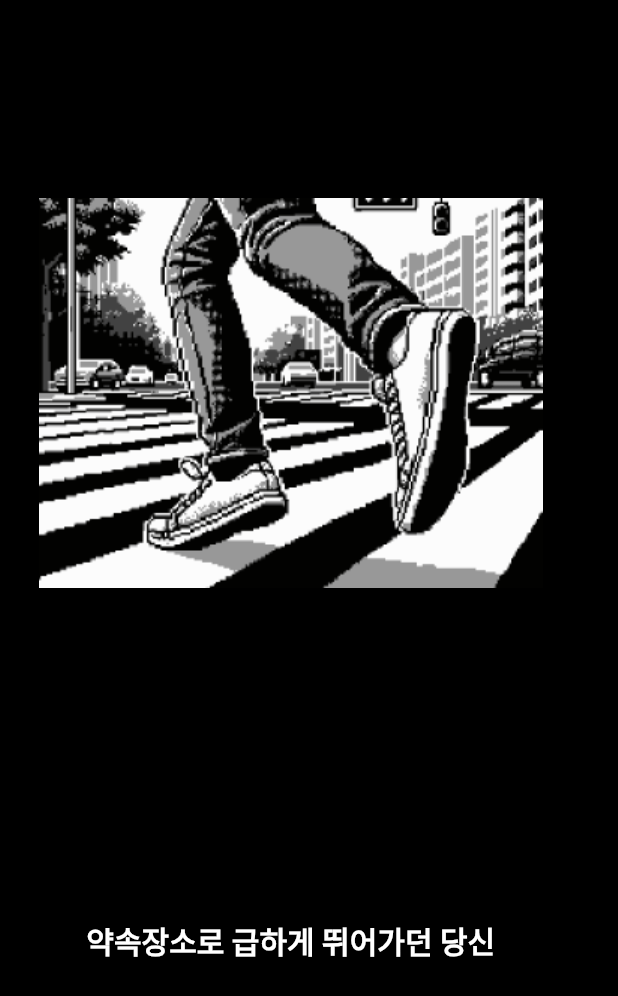
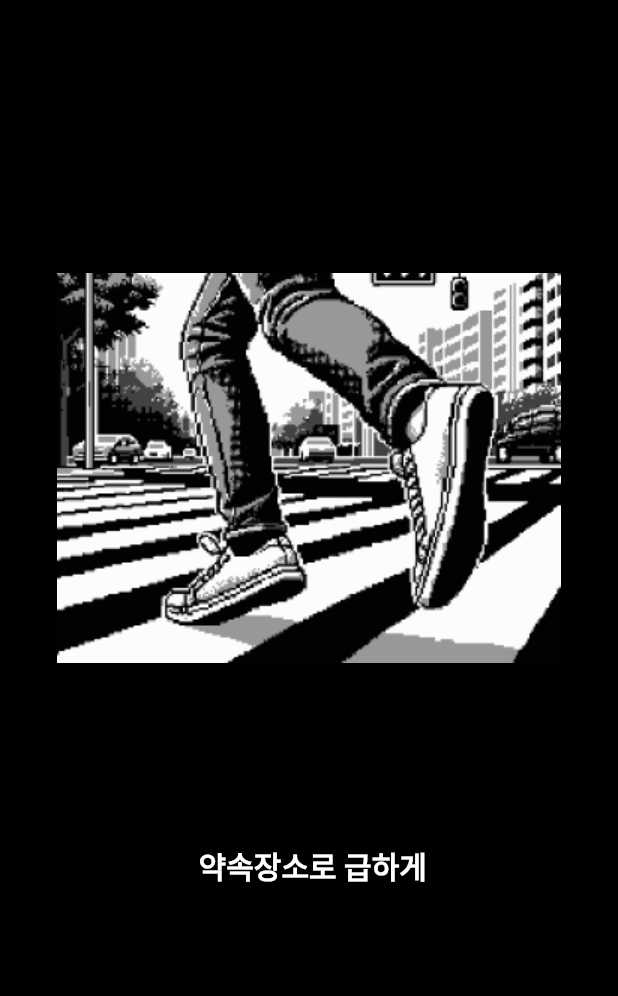
Before and after one commit to lojo0307/KingMaker, a Flutter app: the screen it shows after launch, after a tap on "구글 로그인", on a phone screen of 412 x 824 dp. Shown: the top 996 px of the screen. Run offline on Flutter 3.47's test engine with Material 2 defaults, Android fonts, the phone set to English and light mode, and no system bars; drawn by our look-alikes of animated_text_kit; our stand-ins replace persistent_bottom_nav_bar, social_login_buttons.

Commit message:
:zap: feat: 스토리페이지 완료

```diff
--- /dev/null
+++ b/frontend/kingmaker/lib/page/story/story_page.dart
@@ -0,0 +1,95 @@
+import 'dart:async';
+
+import 'package:flutter/material.dart';
+import 'package:kingmaker/page/signup_page.dart';
+
+class StoryPage extends StatefulWidget {
+  const StoryPage({super.key});
+
+  @override
+  State<StoryPage> createState() => _StoryPageState();
+}
+
+class _StoryPageState extends State<StoryPage> {
+  List<String> imgList = ["assets/signup/story1.png", "assets/signup/story2.png", "assets/signup/story3.png"];
+  List<String> storyList = [
+    " 약속장소로 급하게 뛰어가던 당신 ",
+    " 핸들이 고장난 8t 트럭에 부딪히는데... ",
+    "눈을 뜬 당신 앞에 등장한 여신...",
+    '이세계에 가서 규칙적인 삶을 산다면...',
+    '너는 왕이 될 것이다!'];
+  int imgIdx = 0;
+  int storyIdx = 0;
+  int idx = 0;
+  String viewString = "";
+  late Timer _timer;
+  @override
+  void initState() {
+    super.initState();
+    roof();
+  }
+  @override
+  Widget build(BuildContext context) {
+    return Scaffold(
+      backgroundColor: Colors.black,
+      body:GestureDetector(
+        behavior: HitTestBehavior.translucent,
+        onTap: () {clickPage();},
+        child: Column(
+          mainAxisAlignment: MainAxisAlignment.center,
+          children: <Widget>[
+            Container(height: 100),
+            Image(image: AssetImage(imgList[imgIdx]), height: 300),
+            Container(height: 100),
+            SizedBox(
+              height: 100,
+              child: Text(
+                viewString,
+                style: TextStyle(
+                  fontSize: 20,
+                  fontWeight: FontWeight.bold,
+                  color: storyIdx == 3 || storyIdx == 4 ? const Color(0xFFFF0000) : Colors.white,
+                ),
+              ),
+            ),
+            Container(height: 100),
+          ],
+        ),
+      ),
+    );
+  }
+  void roof() {
+    _timer = Timer.periodic(const Duration(milliseconds: 100), (timer) {
+      setState(() {
+        viewString = storyList[storyIdx].substring(0, idx++);
+        if (storyList[storyIdx].length == idx) {
+          _timer.cancel();
+        }
+      });
+    });
+  }
+
+  clickPage() {
+    if (storyIdx == 4 && storyList[storyIdx].length == idx){
+      Navigator.push(
+          context,
+          MaterialPageRoute(
+              builder: (context) => const SignupPage())
+      );
+    }
+    else if (storyList[storyIdx].length == idx){
+      if (storyIdx == 0 || storyIdx == 1){
+        imgIdx++;
+      }
+      viewString = "";
+      storyIdx++;
+      idx = 0;
+      roof();
+    }else{
+      viewString = storyList[storyIdx];
+      idx = storyList[storyIdx].length;
+      _timer.cancel();
+      setState(() {});
+    }
+  }
+}
--- a/frontend/kingmaker/lib/page/story_page.dart
+++ /dev/null
@@ -1,60 +0,0 @@
-import 'package:flutter/material.dart';
-import 'package:animated_text_kit/animated_text_kit.dart';
-import 'package:kingmaker/widget/common/bottom_nav_bar.dart';
-
-class StoryPage extends StatelessWidget {
-  const StoryPage({super.key});
-  @override
-  Widget build(BuildContext context) {
-    String img = "assets/signup/story1.png";
-    List<String> storyList = [
-      "약속장소로 급하게 뛰어가던 당신 ",
-      "핸들이 고장난 8t 트럭에 부딪히는데...",
-      "눈을 뜬 당신 앞에 등장한 여신...",
-      '“이세계에 가서 규칙적인 삶을 산다면..."',
-      '"당신은 왕이 될 것이다!"'];
-    return Scaffold(
-      backgroundColor: Colors.black,
-      body:GestureDetector(
-        onTap: (){
-          Navigator.pushAndRemoveUntil(
-              context,
-              MaterialPageRoute(
-                  builder: (context) => BottomNavBar()), (route) => false
-          );
-        },
-        child: Column(
-          mainAxisAlignment: MainAxisAlignment.center,
-          children: <Widget>[
-            Image(image: AssetImage(img), height: 300),
-            const SizedBox(height: 200),
-            SizedBox(
-              height: 100,
-              child: AnimatedTextKit(
-                animatedTexts: [
-                  ...List.generate(storyList.length, (index) =>
-                      TypewriterAnimatedText(
-                        storyList[index],
-                        textAlign: TextAlign.center,
-                        textStyle: const TextStyle(
-                          fontSize: 20,
-                          fontWeight: FontWeight.bold,
-                          color: Colors.white,
-                        ),
-                        speed: const Duration(milliseconds: 150),
-                      ),
-                  ),
-                ],
-                repeatForever: false,
-                isRepeatingAnimation: false,
-                displayFullTextOnTap: true,
-                stopPauseOnTap: false,
-                pause: const Duration(milliseconds: 0),
-              ),
-            ),
-          ],
-        ),
-      ),
-    );
-  }
-}
--- a/frontend/kingmaker/lib/widget/common/bottom_nav_bar.dart
+++ b/frontend/kingmaker/lib/widget/common/bottom_nav_bar.dart
@@ -8,7 +8,7 @@ import 'package:kingmaker/page/todo_page.dart';
 import 'package:persistent_bottom_nav_bar/persistent_tab_view.dart';
 
 class BottomNavBar extends StatelessWidget {
-  BottomNavBar({Key? key}) : super(key: key);
+  const BottomNavBar({Key? key}) : super(key: key);
   @override
   Widget build(BuildContext context) {
     PersistentTabController controller = PersistentTabController(initialIndex: 2);
--- a/frontend/kingmaker/lib/widget/login/login_widget.dart
+++ b/frontend/kingmaker/lib/widget/login/login_widget.dart
@@ -1,8 +1,6 @@
 import 'package:flutter/material.dart';
-import 'package:kingmaker/page/story_page.dart';
+import 'package:kingmaker/page/story/story_page.dart';
 import 'package:social_login_buttons/social_login_buttons.dart';
-
-import '../common/bottom_nav_bar.dart';
 
 class LoginWidget extends StatelessWidget {
   const LoginWidget({super.key});
@@ -34,9 +32,9 @@ class LoginWidget extends StatelessWidget {
                         image: AssetImage(
                             'assets/login/kakaoLogin.png'))),
               ),
-              const SizedBox(height: 15),
+              const SizedBox(height: 20),
               SocialLoginButton(
-                height: 46,
+                height: 53,
                 backgroundColor: Colors.white,
                 text: '구글 로그인',
                 fontSize: 18,
```
Also changed, not shown: frontend/kingmaker/lib/page/alarm_page.dart (+6 -1 lines), frontend/kingmaker/lib/page/calendar_page.dart (+7 -1 lines), frontend/kingmaker/lib/page/home_page.dart (+6 -1 lines), frontend/kingmaker/lib/page/profile_page.dart (+7 -1 lines), frontend/kingmaker/lib/page/signup_page.dart (added, +29 -0 lines), frontend/kingmaker/lib/page/todo_page.dart (+6 -1 lines).
